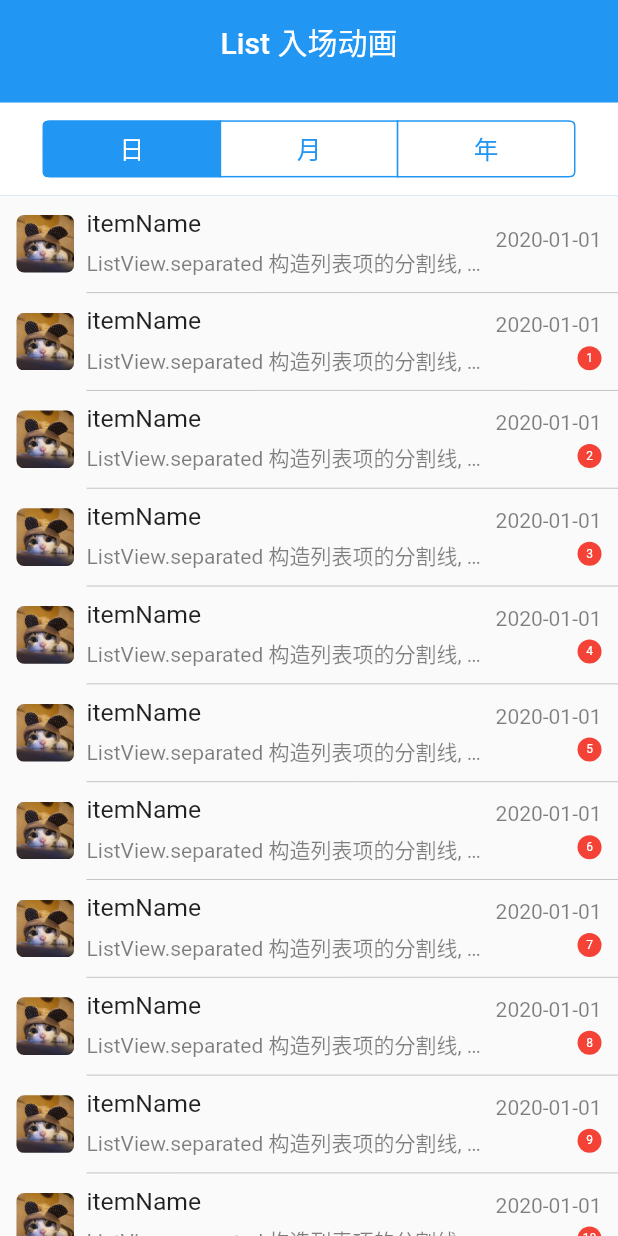
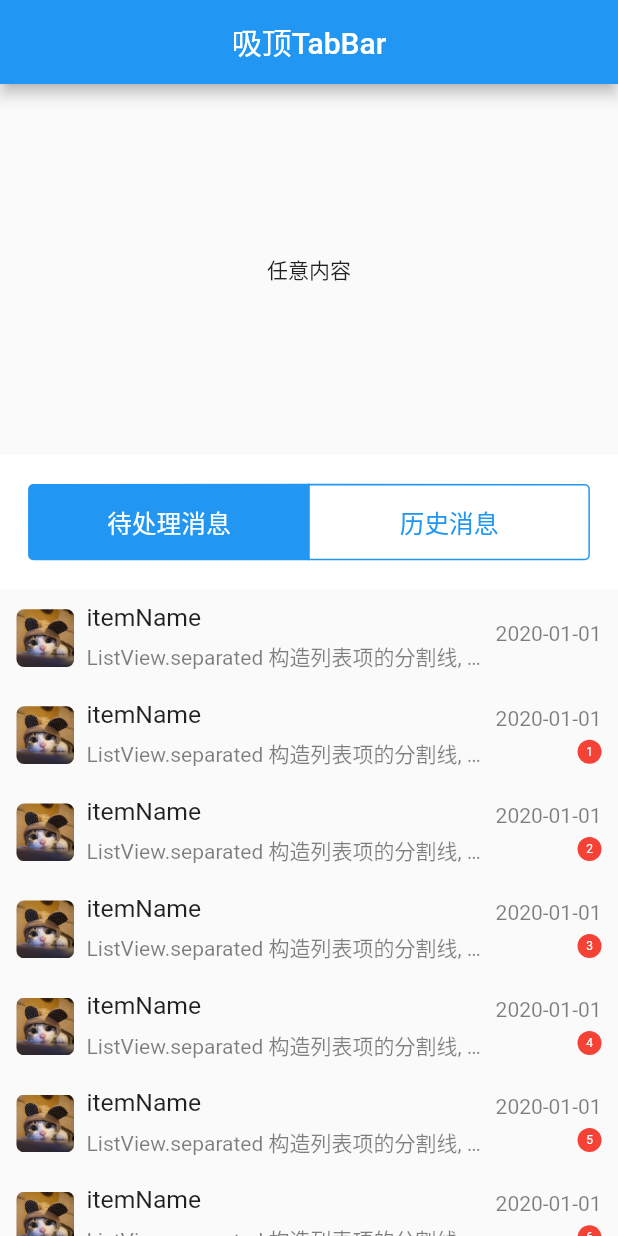
Before and after one commit to RuijinYao/MyFlutterLibrary, a Flutter app: the screen it shows after launch, on a phone screen of 412 x 824 dp. Run offline on Flutter 3.47's test engine with Material 2 defaults, Android fonts, the phone set to English and light mode, and no system bars; our stand-ins replace convert, dio, flutter_screenutil, font_awesome_flutter, shared_preferences; missing offline and left inert: flutter_picker.

Commit message:
吸顶TabBar

```diff
--- a/my_flutter_library/lib/ListAnimationPage.dart
+++ b/my_flutter_library/lib/ListAnimationPage.dart
@@ -1,6 +1,7 @@
 import 'package:flutter/cupertino.dart';
 import 'package:flutter/material.dart';
 import 'package:flutter_screenutil/flutter_screenutil.dart';
+import 'package:my_flutter_library/widget/CommonWidget.dart';
 import 'package:my_flutter_library/widget/MyTabBar.dart';
 
 import 'util/Constant.dart';
@@ -33,7 +34,7 @@ class ListAnimationPageState extends State<ListAnimationPage>{
       ),
       body: ListView.separated(
           itemBuilder: (BuildContext context, int index){
-            return _buildMsgItem("itemName", "ListView.separated 构造列表项的分割线, 分割线使用Divider", "2020-01-01", index);
+            return CommonWidget.buildMsgItem("itemName", "ListView.separated 构造列表项的分割线, 分割线使用Divider", "2020-01-01", index);
           },
           separatorBuilder: (BuildContext context, int index){
             return Divider(
@@ -46,71 +47,6 @@ class ListAnimationPageState extends State<ListAnimationPage>{
     );
   }
 
-  //仿微信的聊天列表项
-  Widget _buildMsgItem(String itemName, String itemContent, String time, int count){
-    return Container(
-      padding: EdgeInsets.symmetric(horizontal: 20.w, vertical: 15.h),
-      child: Row(
-        children: <Widget>[
-          Padding(
-            padding: EdgeInsets.only(right: 15.w),
-            child: ClipRRect(
-              borderRadius: BorderRadius.circular(5),
-              child: Image(
-                  width: 70.w, height: 70.w,
-                  image: AssetImage("assets/avatar.jpg")),
-            ),
-          ),
-
-          Expanded(
-            child: Column(
-              crossAxisAlignment: CrossAxisAlignment.start,
-              children: <Widget>[
-                Padding(
-                  padding: EdgeInsets.only(bottom: 10.h),
-                  child: Text(itemName, style: TextStyle(fontSize: 30.sp),),
-                ),
-                Text(
-                  itemContent,
-                  maxLines: 1,
-                  overflow: TextOverflow.ellipsis,
-                  style: TextStyle(
-                    color: Colors.black.withAlpha(128)
-                  ),
-                )
-              ],
-            ),
-          ),
-
-          Column(
-            crossAxisAlignment: CrossAxisAlignment.end,
-            children: <Widget>[
-              Padding(
-                padding: EdgeInsets.only(bottom: 10.h),
-                child: Text(
-                  time,
-                  style: TextStyle(
-                      color: Colors.black.withAlpha(128)
-                  ),
-                ),
-              ),
-
-              Offstage(
-                offstage: count == 0,
-                child: CircleAvatar(
-                  radius: 8,
-                  backgroundColor: Colors.red,
-                  child: Text("$count", style: TextStyle(fontSize: 8, color: Colors.white),),
-                ),
-              )
-            ],
-          )
-
-        ],
-      ),
-    );
-  }
-
   void _handler(int index) {
       print("currentIndex: $index");
   }
--- /dev/null
+++ b/my_flutter_library/lib/StickHeadPage.dart
@@ -0,0 +1,68 @@
+import 'package:flutter/material.dart';
+import 'package:flutter_screenutil/flutter_screenutil.dart';
+import 'package:my_flutter_library/widget/CommonWidget.dart';
+import 'package:my_flutter_library/widget/MyTabBar.dart';
+
+class StickHeadPage extends StatefulWidget {
+  @override
+  State<StatefulWidget> createState() {
+    return StickHeadPageState();
+  }
+}
+
+class StickHeadPageState extends State<StickHeadPage> {
+  @override
+  Widget build(BuildContext context) {
+    ScreenUtil.init(context, width: 750, height: 1334, allowFontScaling: true);
+    return Scaffold(
+        appBar: AppBar(
+          centerTitle: true,
+          title: Text("吸顶TabBar"),
+        ),
+        body: CustomScrollView(slivers: <Widget>[
+          SliverToBoxAdapter(
+            child: Container(
+              height: 400.h,
+              child: Center(
+                  child: Text("任意内容"),
+              ),
+            ),
+          ),
+          SliverPersistentHeader(
+            pinned: true,
+            delegate: StickyTabBarDelegate(child: MyTabBar(List.castFrom(["待处理消息", "历史消息"]), _handler, primaryColor: Theme.of(context).primaryColor)),
+          ),
+          SliverList(
+            delegate: SliverChildBuilderDelegate((BuildContext context, int index) {
+              return CommonWidget.buildMsgItem("itemName", "ListView.separated 构造列表项的分割线, 分割线使用Divider", "2020-01-01", index);
+            }, childCount: 20),
+          ),
+        ]));
+  }
+
+  void _handler(int index) {
+    print("currentIndex: $index");
+  }
+}
+
+class StickyTabBarDelegate extends SliverPersistentHeaderDelegate {
+  final MyTabBar child;
+
+  StickyTabBarDelegate({@required this.child});
+
+  @override
+  Widget build(BuildContext context, double shrinkOffset, bool overlapsContent) {
+    return this.child;
+  }
+
+  @override
+  double get maxExtent => this.child.preferredSize.height;
+
+  @override
+  double get minExtent => this.child.preferredSize.height;
+
+  @override
+  bool shouldRebuild(SliverPersistentHeaderDelegate oldDelegate) {
+    return true;
+  }
+}
--- a/my_flutter_library/lib/main.dart
+++ b/my_flutter_library/lib/main.dart
@@ -3,6 +3,7 @@ import 'dart:math';
 import 'package:flutter/material.dart';
 import 'package:flutter_screenutil/flutter_screenutil.dart';
 import 'package:my_flutter_library/ListAnimationPage.dart';
+import 'package:my_flutter_library/StickHeadPage.dart';
 import 'package:my_flutter_library/WidgetTestPage.dart';
 import 'package:my_flutter_library/CustomerFontPage.dart';
 import 'package:my_flutter_library/login/LoginPage.dart';
@@ -21,7 +22,7 @@ class MyApp extends StatelessWidget {
         primarySwatch: Colors.blue,
         visualDensity: VisualDensity.adaptivePlatformDensity,
       ),
-      home: ListAnimationPage(),
+      home: StickHeadPage(),
     );
   }
 }
--- a/my_flutter_library/lib/widget/CommonWidget.dart
+++ b/my_flutter_library/lib/widget/CommonWidget.dart
@@ -81,4 +81,65 @@ class CommonWidget{
           ),
         ));
   }
+
+  //仿微信的聊天列表项
+  static Widget buildMsgItem(String itemName, String itemContent, String time, int count) {
+      return Container(
+          padding: EdgeInsets.symmetric(horizontal: 20.w, vertical: 15.h),
+          child: Row(
+              children: <Widget>[
+                  Padding(
+                      padding: EdgeInsets.only(right: 15.w),
+                      child: ClipRRect(
+                          borderRadius: BorderRadius.circular(5),
+                          child: Image(width: 70.w, height: 70.w, image: AssetImage("assets/avatar.jpg")),
+                      ),
+                  ),
+                  Expanded(
+                      child: Column(
+                          crossAxisAlignment: CrossAxisAlignment.start,
+                          children: <Widget>[
+                              Padding(
+                                  padding: EdgeInsets.only(bottom: 10.h),
+                                  child: Text(
+                                      itemName,
+                                      style: TextStyle(fontSize: 30.sp),
+                                  ),
+                              ),
+                              Text(
+                                  itemContent,
+                                  maxLines: 1,
+                                  overflow: TextOverflow.ellipsis,
+                                  style: TextStyle(color: Colors.black.withAlpha(128)),
+                              )
+                          ],
+                      ),
+                  ),
+                  Column(
+                      crossAxisAlignment: CrossAxisAlignment.end,
+                      children: <Widget>[
+                          Padding(
+                              padding: EdgeInsets.only(bottom: 10.h),
+                              child: Text(
+                                  time,
+                                  style: TextStyle(color: Colors.black.withAlpha(128)),
+                              ),
+                          ),
+                          Offstage(
+                              offstage: count == 0,
+                              child: CircleAvatar(
+                                  radius: 8,
+                                  backgroundColor: Colors.red,
+                                  child: Text(
+                                      "$count",
+                                      style: TextStyle(fontSize: 8, color: Colors.white),
+                                  ),
+                              ),
+                          )
+                      ],
+                  )
+              ],
+          ),
+      );
+  }
 }
--- a/my_flutter_library/lib/widget/MyTabBar.dart
+++ b/my_flutter_library/lib/widget/MyTabBar.dart
@@ -18,7 +18,7 @@ class MyTabBar extends StatefulWidget implements PreferredSizeWidget {
 
   ///120.h  =  vertical padding of Container * 2 + height of child Container;
   @override
-  Size get preferredSize => Size.fromHeight(120.h);
+  Size get preferredSize => Size.fromHeight(90);
 }
 
 class MyTabBarState extends State<MyTabBar> {
@@ -28,7 +28,7 @@ class MyTabBarState extends State<MyTabBar> {
   Widget build(BuildContext context) {
     return Container(
         color: Colors.white,
-        padding: EdgeInsets.symmetric(vertical: 20.h),
+        padding: EdgeInsets.symmetric(vertical: 20),
         child: LayoutBuilder(builder: (BuildContext context, BoxConstraints constraints) {
           return Row(
             mainAxisAlignment: MainAxisAlignment.center,
@@ -54,7 +54,7 @@ class MyTabBarState extends State<MyTabBar> {
       0,
       () => Container(
         width: (constraints.maxWidth / widget.tabs.length) - 35.w,
-        height: 60.h,
+        height: 50,
         child: Center(
           child: Text(widget.tabs[0], style: TextStyle(fontSize: 30.sp)),
         ),
```
